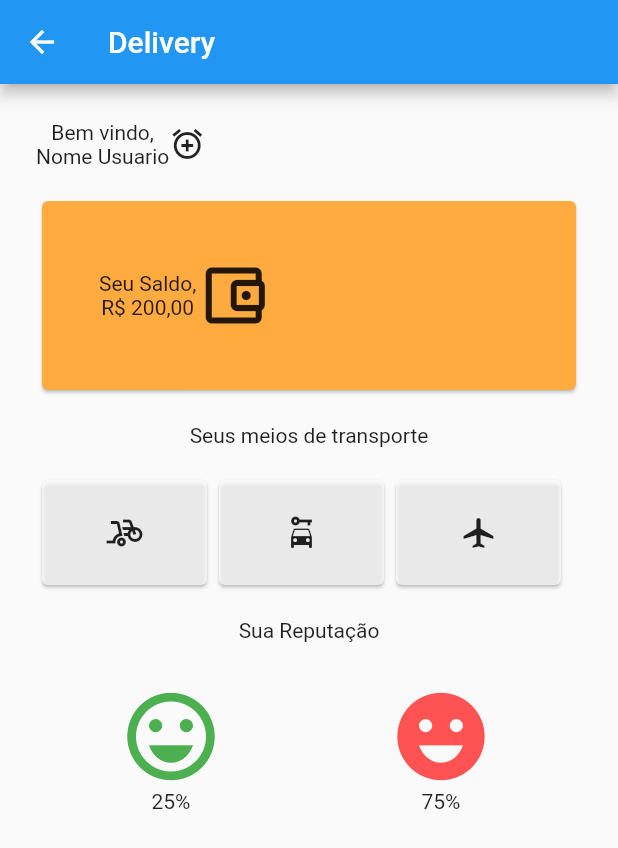
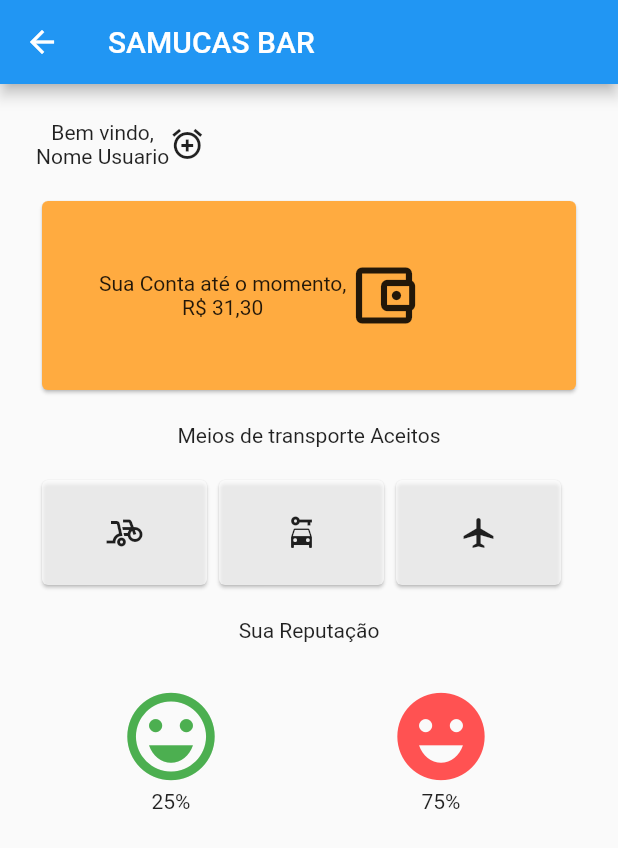
Before and after one commit to frcc24/lh_delivery, a Flutter app: the HomeScreen screen opened directly, scrolled down 148 dp, after a tap on the "delivery dining" icon, on a phone screen of 412 x 824 dp. Shown: the top 848 px of the screen. Run offline on Flutter 3.47's test engine with Material 2 defaults, Android fonts, the phone set to English and light mode, and no system bars; our stand-ins replace font_awesome_flutter, widget_and_text_animator; missing offline and left inert: animated_login.

Commit message:
created navigation drawer company_screen.dart

```diff
--- /dev/null
+++ b/lib/screens/company_screen.dart
@@ -0,0 +1,103 @@
+import 'package:flutter/material.dart';
+
+class CompanyScreen extends StatelessWidget {
+  const CompanyScreen({Key? key}) : super(key: key);
+
+  @override
+  Widget build(BuildContext context) {
+    return Scaffold(
+        appBar: AppBar(
+          title: Text("SAMUCAS BAR"),
+          actions: [],
+        ),
+        body: Padding(
+          padding: const EdgeInsets.all(24.0),
+          child: Column(
+            children: [
+              Row(
+                children: [
+                  Column(
+                    children: [
+                      Text("Bem vindo,"),
+                      Text("Nome Usuario"),
+                    ],
+                  ),
+                  Icon(Icons.alarm_add)
+                ],
+              ),
+              SizedBox(height: 18,),
+              Card(
+                color: Colors.orangeAccent,
+                child: Padding(
+                  padding: const EdgeInsets.all(38.0),
+                  child: Row(
+                    children: [
+                      Column(
+                        children: [
+                          Text("Sua Conta até o momento,"),
+                          Text("R\$ 31,30"),
+                        ],
+                      ),
+                      Icon(Icons.account_balance_wallet_outlined, size: 50,)
+                    ],
+                  ),
+                ),
+              ),
+              SizedBox(height: 18,),
+              Text("Meios de transporte Aceitos"),
+              SizedBox(height: 18,),
+              Row(
+                children: [
+                  Card(
+                    color: Colors.white70,
+                    child: SizedBox(height: 70, width: 110, child: Icon(Icons.bike_scooter),),
+                  ),
+                  Card(
+                    color: Colors.white70,
+                    child: SizedBox(height: 70, width: 110, child: Icon(Icons.car_rental),),
+                  ),                Card(
+                    color: Colors.white70,
+                    child: SizedBox(height: 70, width: 110, child: Icon(Icons.airplanemode_active_outlined),),
+                  ),
+
+                ],
+              ),
+              SizedBox(height: 18,),
+              Text("Sua Reputação"),
+              SizedBox(height: 18,),
+              Column(
+                crossAxisAlignment: CrossAxisAlignment.center,
+                mainAxisAlignment: MainAxisAlignment.center,
+                children: [
+                  Row(
+                    children: [
+                      Padding(
+                        padding: const EdgeInsets.symmetric(horizontal: 55.0, vertical: 10),
+                        child: Column(
+                          children: [
+                            Icon(Icons.emoji_emotions_outlined, size: 70, color: Colors.green,),
+                            Text("25%"),
+                          ],
+                        ),
+                      ),
+                      Padding(
+                        padding: const EdgeInsets.symmetric(horizontal: 55.0, vertical: 10),
+                        child: Column(
+                          children: [
+                            Icon(Icons.emoji_emotions, size: 70, color: Colors.redAccent,),
+                            Text("75%"),
+                          ],
+                        ),
+                      ),
+
+                    ],
+                  ),
+                ],
+              ),
+              SizedBox(height: 18,),
+            ],
+          ),
+        )
+    );
+  }
+}
--- a/lib/screens/home_screen.dart
+++ b/lib/screens/home_screen.dart
@@ -1,7 +1,7 @@
 import 'package:flutter/material.dart';
-import 'package:flutter_zoom_drawer/config.dart';
-import 'package:flutter_zoom_drawer/flutter_zoom_drawer.dart';
+import 'package:lighthouse_delivery/screens/company_screen.dart';
 import 'package:lighthouse_delivery/screens/login_screen.dart';
+import 'package:lighthouse_delivery/widgets/custom_drawer.dart';
 import 'package:widget_and_text_animator/widget_and_text_animator.dart';
 
 import '../widgets/delivery_card.dart';
@@ -19,6 +19,7 @@ class _HomeScreenState extends State<HomeScreen> {
   @override
   Widget build(BuildContext context) {
     return Scaffold(
+      drawer: CustomDrawer(),
       appBar: AppBar(
         title: Text("Delivery"),
         actions: [
@@ -28,7 +29,7 @@ class _HomeScreenState extends State<HomeScreen> {
           IconButton(onPressed: (){
             Navigator.of(context).push(MaterialPageRoute(builder: (context) => CreateDeliveryScreen()));
           }, icon: Icon(Icons.backpack_outlined), color: Colors.white70,),          IconButton(onPressed: (){
-            Navigator.of(context).push(MaterialPageRoute(builder: (context) => DeliveryUserScreen()));
+            Navigator.of(context).push(MaterialPageRoute(builder: (context) => CompanyScreen()));
           }, icon: Icon(Icons.delivery_dining), color: Colors.white70,),
         ],
 
--- a/pubspec.yaml
+++ b/pubspec.yaml
@@ -36,6 +36,9 @@ dependencies:
   cupertino_icons: ^1.0.2
   animated_login: ^1.5.1
   widget_and_text_animator: ^1.0.5
+  font_awesome_flutter: ^10.1.0
+  url_launcher: ^6.0.20
+
 
 dev_dependencies:
   flutter_test:
```
Also changed, not shown: lib/tiles/drawer_tile.dart (added, +72 -0 lines), lib/widgets/custom_drawer.dart (added, +70 -0 lines), pubspec.lock, 6 other files.
